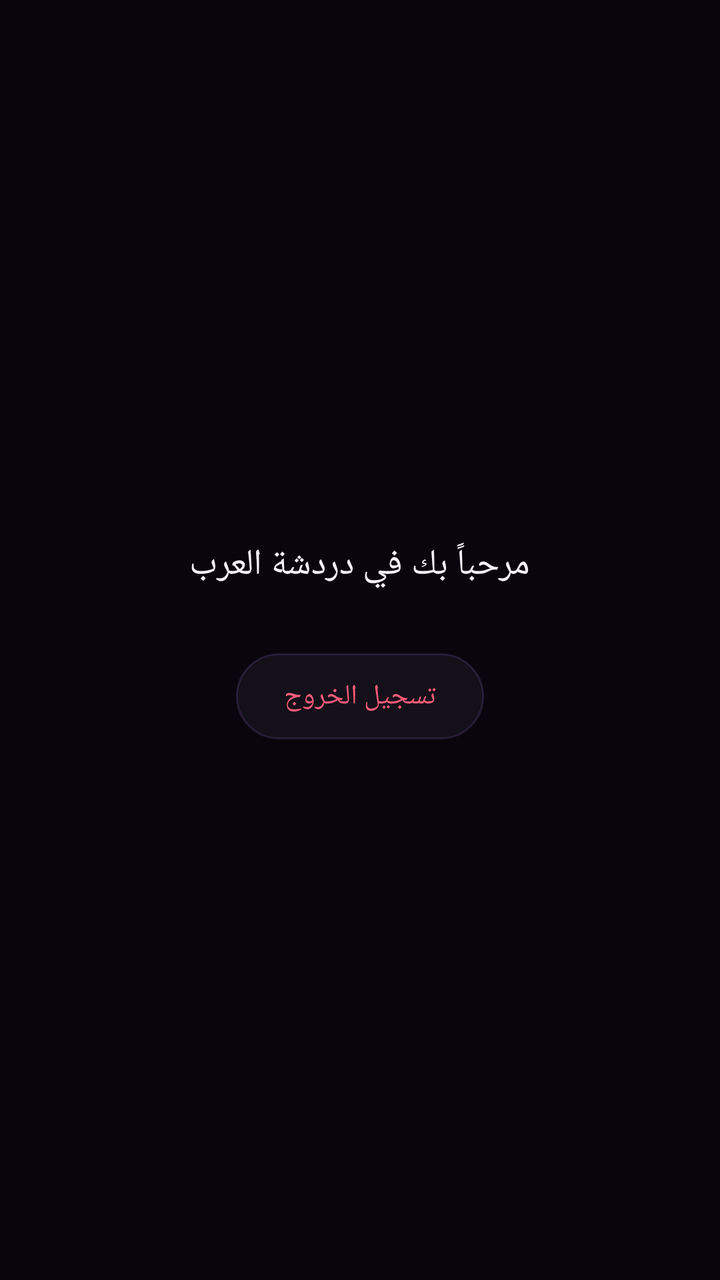
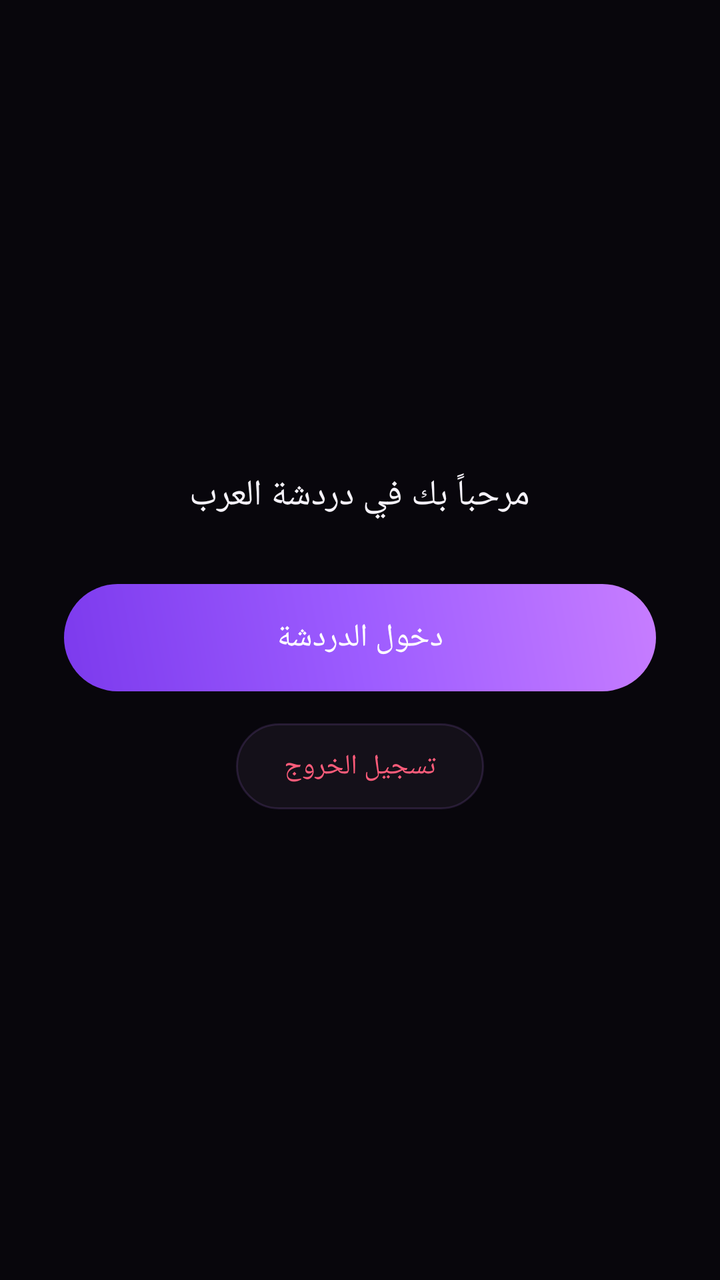

Compare the two renders of this Android layout. The source of the first and the diff that turns it into the second are given below.
<!-- AndroidManifest.xml: application theme Theme.ArabChat -->
<!-- res/layout/activity_home.xml -->
<?xml version="1.0" encoding="utf-8"?>
<LinearLayout xmlns:android="http://schemas.android.com/apk/res/android"
    android:layout_width="match_parent"
    android:layout_height="match_parent"
    android:orientation="vertical"
    android:background="@color/bgBase"
    android:gravity="center"
    android:padding="24dp">

    <TextView
        android:id="@+id/tvWelcome"
        android:layout_width="wrap_content"
        android:layout_height="wrap_content"
        android:text="@string/home_placeholder"
        android:textColor="@color/textPrimaryDark"
        android:textSize="18sp"
        android:gravity="center" />

    <TextView
        android:id="@+id/tvLogout"
        android:layout_width="wrap_content"
        android:layout_height="wrap_content"
        android:layout_marginTop="32dp"
        android:background="@drawable/bg_input_field"
        android:text="@string/logout"
        android:textColor="@color/errorRed"
        android:paddingLeft="24dp"
        android:paddingRight="24dp"
        android:paddingTop="12dp"
        android:paddingBottom="12dp"
        android:clickable="true"
        android:focusable="true" />

</LinearLayout>
<!-- resources referenced by this layout -->
<resources>
  <color name="bgBase">#08060C</color>
  <color name="errorRed">#FF5C7A</color>
  <color name="textPrimaryDark">#F5F2FA</color>
  <!-- drawable bg_input_field (drawable) -->
  <?xml version="1.0" encoding="utf-8"?>
  <selector xmlns:android="http://schemas.android.com/apk/res/android">
      <item android:state_focused="true">
          <shape android:shape="rectangle">
              <solid android:color="@color/surfaceElevated2" />
              <corners android:radius="28dp" />
              <stroke android:width="1.5dp" android:color="@color/colorAccent" />
              <padding android:left="20dp" android:right="20dp" android:top="14dp" android:bottom="14dp" />
          </shape>
      </item>
      <item>
          <shape android:shape="rectangle">
              <solid android:color="@color/surfaceElevated" />
              <corners android:radius="28dp" />
              <stroke android:width="1dp" android:color="@color/glassStroke" />
              <padding android:left="20dp" android:right="20dp" android:top="14dp" android:bottom="14dp" />
          </shape>
      </item>
  </selector>
  <string name="home_placeholder">مرحباً بك في دردشة العرب</string>
  <string name="logout">تسجيل الخروج</string>
  <style name="Theme.ArabChat" parent="Theme.MaterialComponents.NoActionBar">
          <item name="colorPrimary">@color/colorPrimary</item>
          <item name="colorPrimaryDark">@color/colorPrimaryDark</item>
          <item name="colorAccent">@color/colorAccent</item>
          <item name="colorSecondary">@color/colorAccent</item>
          <item name="colorSurface">@color/surfaceElevated</item>
          <item name="colorOnSurface">@color/textPrimaryDark</item>
          <item name="colorOnPrimary">@color/textOnAccent</item>
          <item name="colorOnBackground">@color/textPrimaryDark</item>
          <item name="android:windowBackground">@color/bgBase</item>
          <item name="android:navigationBarColor">@color/amoledBlack</item>
          <item name="android:statusBarColor">@color/amoledBlack</item>
          <item name="android:textColorPrimary">@color/textPrimaryDark</item>
          <item name="android:textColorSecondary">@color/textSecondaryDark</item>
          <item name="android:forceDarkAllowed" tools:targetApi="q">false</item>
      </style>
  <color name="surfaceElevated2">#1D1726</color>
  <color name="colorAccent">#B983FF</color>
  <color name="surfaceElevated">#141019</color>
  <color name="glassStroke">#26B983FF</color>
  <color name="colorPrimary">#7C3AED</color>
  <color name="colorPrimaryDark">#5B21B6</color>
  <color name="textOnAccent">#FFFFFF</color>
  <color name="amoledBlack">#000000</color>
  <color name="textSecondaryDark">#B8ADC9</color>
</resources>

<!-- the commit's change to res/layout/activity_home.xml (unified diff, before → after) -->
@@ -5,7 +5,7 @@
     android:orientation="vertical"
     android:background="@color/bgBase"
     android:gravity="center"
-    android:padding="24dp">
+    android:padding="32dp">
 
     <TextView
         android:id="@+id/tvWelcome"
@@ -17,10 +17,26 @@
         android:gravity="center" />
 
     <TextView
+        android:id="@+id/tvEnterChat"
+        android:layout_width="match_parent"
+        android:layout_height="wrap_content"
+        android:layout_marginTop="32dp"
+        android:background="@drawable/bg_gradient_button"
+        android:text="@string/enter_chat"
+        android:textColor="@color/textOnAccent"
+        android:textSize="16sp"
+        android:fontFamily="sans-serif-medium"
+        android:gravity="center"
+        android:paddingTop="16dp"
+        android:paddingBottom="16dp"
+        android:clickable="true"
+        android:focusable="true" />
+
+    <TextView
         android:id="@+id/tvLogout"
         android:layout_width="wrap_content"
         android:layout_height="wrap_content"
-        android:layout_marginTop="32dp"
+        android:layout_marginTop="16dp"
         android:background="@drawable/bg_input_field"
         android:text="@string/logout"
         android:textColor="@color/errorRed"
<!-- resource entries referenced after the edit -->
@@ -2,7 +2,19 @@
 <resources>
   <color name="bgBase">#08060C</color>
   <color name="errorRed">#FF5C7A</color>
+  <color name="textOnAccent">#FFFFFF</color>
   <color name="textPrimaryDark">#F5F2FA</color>
+  <!-- drawable bg_gradient_button (drawable) -->
+  <?xml version="1.0" encoding="utf-8"?>
+  <shape xmlns:android="http://schemas.android.com/apk/res/android" android:shape="rectangle">
+      <corners android:radius="28dp" />
+      <gradient
+          android:type="linear"
+          android:angle="45"
+          android:startColor="@color/gradientPurpleStart"
+          android:centerColor="@color/gradientPurpleMid"
+          android:endColor="@color/gradientPurpleEnd" />
+  </shape>
   <!-- drawable bg_input_field (drawable) -->
   <?xml version="1.0" encoding="utf-8"?>
   <selector xmlns:android="http://schemas.android.com/apk/res/android">
@@ -23,6 +35,7 @@
           </shape>
       </item>
   </selector>
+  <string name="enter_chat">دخول الدردشة</string>
   <string name="home_placeholder">مرحباً بك في دردشة العرب</string>
   <string name="logout">تسجيل الخروج</string>
   <style name="Theme.ArabChat" parent="Theme.MaterialComponents.NoActionBar">
@@ -41,13 +54,15 @@
           <item name="android:textColorSecondary">@color/textSecondaryDark</item>
           <item name="android:forceDarkAllowed" tools:targetApi="q">false</item>
       </style>
+  <color name="gradientPurpleStart">#7C3AED</color>
+  <color name="gradientPurpleMid">#9D5CFF</color>
+  <color name="gradientPurpleEnd">#C77DFF</color>
   <color name="surfaceElevated2">#1D1726</color>
   <color name="colorAccent">#B983FF</color>
   <color name="surfaceElevated">#141019</color>
   <color name="glassStroke">#26B983FF</color>
   <color name="colorPrimary">#7C3AED</color>
   <color name="colorPrimaryDark">#5B21B6</color>
-  <color name="textOnAccent">#FFFFFF</color>
   <color name="amoledBlack">#000000</color>
   <color name="textSecondaryDark">#B8ADC9</color>
 </resources>
